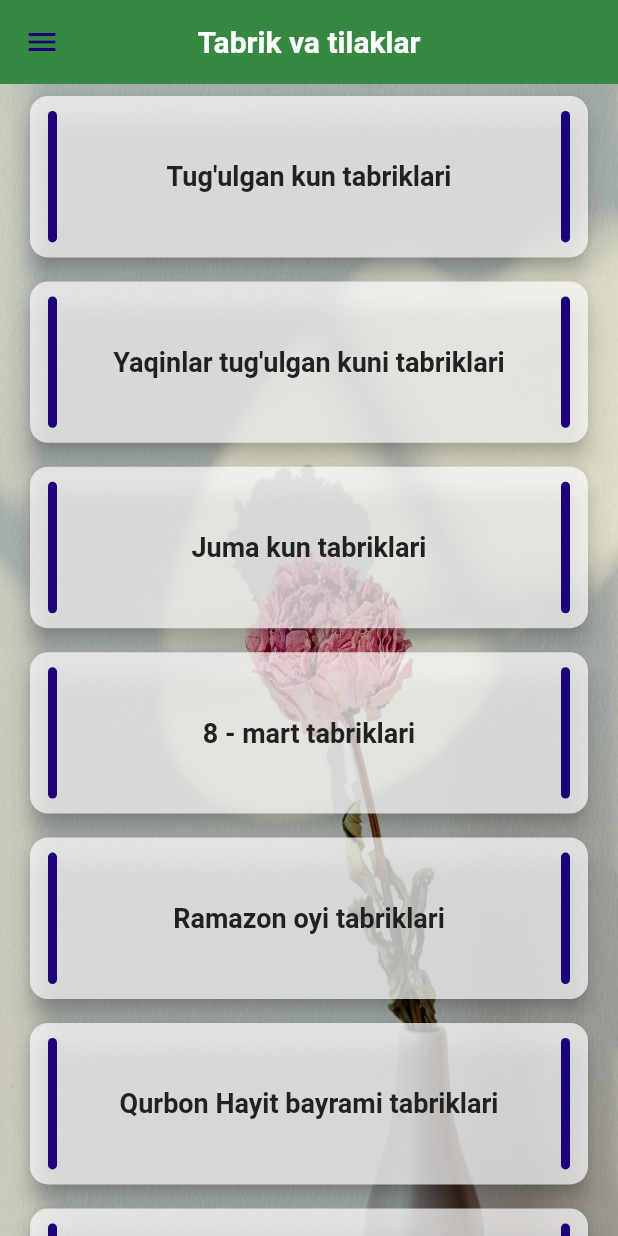
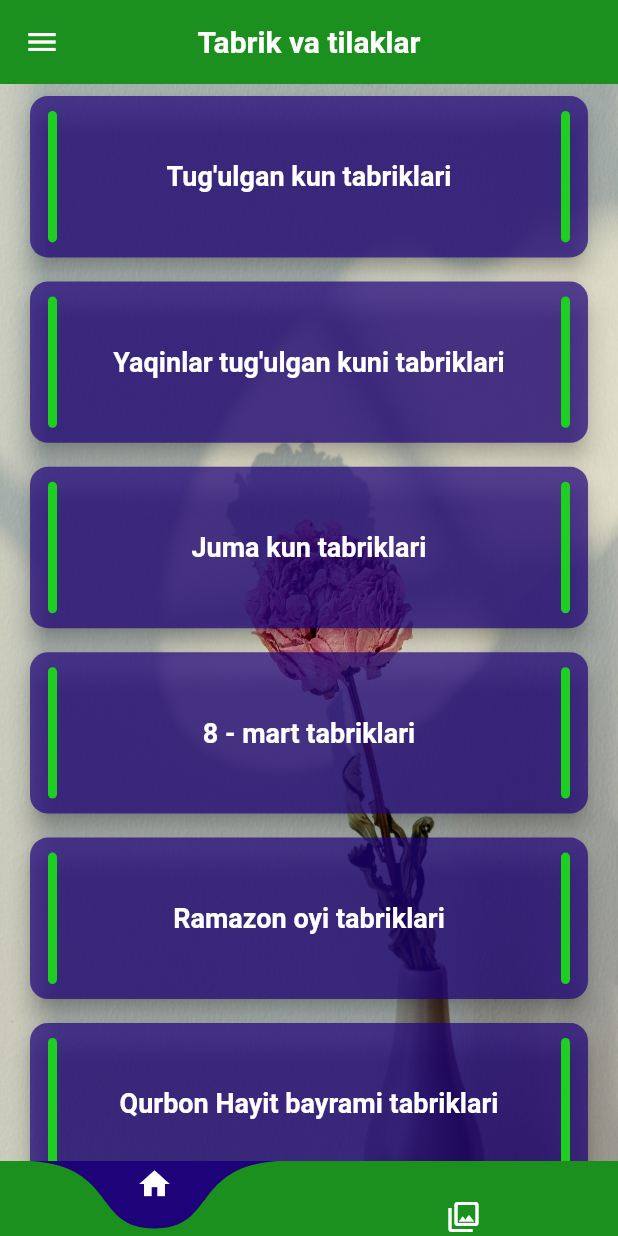
Before and after one commit to AbbosMamadaliyev/tabriknoma-va-tilaklar, a Flutter app: the screen it shows after launch, on a phone screen of 412 x 824 dp. Run offline on Flutter 3.47's test engine with Material 2 defaults, Android fonts, the phone set to English and light mode, and no system bars; drawn by our look-alikes of curved_navigation_bar, flutter_advanced_drawer; our stand-ins replace firebase_core, firebase_database, share_plus, sqflite; accounts and stored records are empty.

Commit message:
added screens

```diff
--- a/lib/main.dart
+++ b/lib/main.dart
@@ -1,11 +1,16 @@
+import 'package:firebase_core/firebase_core.dart';
 import 'package:flutter/material.dart';
 import 'package:provider/provider.dart';
 import 'package:tabriklar/main_navigation.dart';
 import 'package:tabriklar/services/categor_model_provider/categor_model_provider.dart';
 import 'package:tabriklar/services/database/db_service_provider.dart';
 import 'package:tabriklar/services/db_table_model_provider/db_table_model_provider.dart';
+import 'package:tabriklar/services/get_data_from_firebase/get_images_provider.dart';
 
-void main() {
+void main() async {
+  WidgetsFlutterBinding.ensureInitialized();
+  await Firebase.initializeApp();
+
   runApp(
     MultiProvider(
       providers: [
@@ -17,6 +22,9 @@ void main() {
         ),
         ChangeNotifierProvider(
           create: (BuildContext context) => DbTableModelProvider(),
+        ),
+        ChangeNotifierProvider(
+          create: (BuildContext context) => ImageListProvider(),
         ),
       ],
       child: MyApp(),
@@ -37,7 +45,7 @@ class MyApp extends StatelessWidget {
       theme: ThemeData(
         appBarTheme: const AppBarTheme(
           elevation: 0,
-          color: Color(0xff378842),
+          color: Color(0xff1c901e),
         ),
       ),
       initialRoute: mainNavigation.initialRoute(),
--- a/lib/main_navigation.dart
+++ b/lib/main_navigation.dart
@@ -1,5 +1,7 @@
 import 'package:flutter/material.dart';
-import 'package:tabriklar/widgets/home_page/home_page.dart';
+import 'package:tabriklar/widgets/main_screen/main_screen.dart';
+import 'package:tabriklar/widgets/photos_page/category_photos.dart';
+import 'package:tabriklar/widgets/photos_page/photos_page.dart';
 import 'package:tabriklar/widgets/saved_content_page/reading_saved_content.dart';
 import 'package:tabriklar/widgets/saved_content_page/saved_content_page.dart';
 import 'package:tabriklar/widgets/write_content/write_content_page.dart';
@@ -9,23 +11,30 @@ import 'widgets/congratulations/content.dart';
 
 abstract class MainNavigationNames {
   static const home = '/home';
+  static const mainScreen = '/mainScreen';
   static const congratulations = '/congratulations';
   static const content = '/content';
   static const favourites = '/favourites';
   static const writing = '/writing';
   static const readingFavorite = '/reading_favorite';
+  static const photos = '/photos';
+  static const categoryPhotos = '/categoryPhotos';
 }
 
 class MainNavigation {
-  String initialRoute() => MainNavigationNames.home;
+  String initialRoute() => MainNavigationNames.mainScreen;
 
   final routes = <String, Widget Function(BuildContext)>{
-    MainNavigationNames.home: (context) => const HomePage(),
+    MainNavigationNames.mainScreen: (context) => const MainScreen(),
     MainNavigationNames.congratulations: (context) =>
         const CongratulationsWidget(),
     MainNavigationNames.content: (context) => ContentBirthday(),
     MainNavigationNames.favourites: (context) => const SavedContentPage(),
     MainNavigationNames.writing: (context) => WriteContentPage(),
-    MainNavigationNames.readingFavorite: (context) => ReadingSavedContent(),
+    MainNavigationNames.readingFavorite: (context) =>
+        const ReadingSavedContent(),
+    MainNavigationNames.photos: (context) => const PhotosPage(),
+    MainNavigationNames.categoryPhotos: (context) =>
+        const CategorPhotosWidget(),
   };
 }
--- a/lib/widgets/components/custom_card.dart
+++ b/lib/widgets/components/custom_card.dart
@@ -11,7 +11,7 @@ class CustomCard extends StatelessWidget {
       height: MediaQuery.of(context).size.height * 0.15,
       width: double.infinity,
       child: Card(
-        color: const Color(0xfffffff).withOpacity(0.7),
+        color: const Color(0xff1e027a).withOpacity(0.7),
         elevation: 6,
         shape: RoundedRectangleBorder(borderRadius: BorderRadius.circular(12)),
         margin: const EdgeInsets.symmetric(horizontal: 20, vertical: 8),
@@ -22,17 +22,17 @@ class CustomCard extends StatelessWidget {
               width: 6,
               decoration: BoxDecoration(
                 borderRadius: BorderRadius.circular(16),
-                color: const Color(0xff1e027a),
+                color: const Color(0xff1ece20),
               ),
             ),
             Expanded(
               child: Center(
                 child: Text(
                   text,
-                  style: TextStyle(
+                  style: const TextStyle(
                     fontSize: 18,
                     fontWeight: FontWeight.w700,
-                    color: Colors.grey.shade900,
+                    color: Colors.white,
                   ),
                 ),
               ),
@@ -42,7 +42,7 @@ class CustomCard extends StatelessWidget {
               width: 6,
               decoration: BoxDecoration(
                 borderRadius: BorderRadius.circular(16),
-                color: const Color(0xff1e027a),
+                color: const Color(0xff1ece20),
               ),
             ),
           ],
--- a/lib/widgets/congratulations/content.dart
+++ b/lib/widgets/congratulations/content.dart
@@ -74,7 +74,11 @@ class _ContentBirthdayState extends State<ContentBirthday> {
             padding: const EdgeInsets.symmetric(horizontal: 20.0, vertical: 12),
             child: Text(
               congratulation.content,
-              style: const TextStyle(height: 1.3, fontSize: 18),
+              style: const TextStyle(
+                height: 1.3,
+                fontSize: 18,
+                fontWeight: FontWeight.w600,
+              ),
             ),
           ),
         ),
--- a/lib/widgets/home_page/home_page.dart
+++ b/lib/widgets/home_page/home_page.dart
@@ -1,57 +1,21 @@
 import 'package:flutter/material.dart';
-import 'package:flutter_advanced_drawer/flutter_advanced_drawer.dart';
 import 'package:provider/provider.dart';
 import 'package:provider/src/provider.dart';
 import 'package:tabriklar/main_navigation.dart';
 import 'package:tabriklar/services/categor_model_provider/categor_model_provider.dart';
 import 'package:tabriklar/services/database/db_service_provider.dart';
 import 'package:tabriklar/services/db_table_model_provider/db_table_model_provider.dart';
-import 'package:tabriklar/widgets/components/background_home_page.dart';
-import 'package:tabriklar/widgets/components/custom_advanced_drawer.dart';
 
 import '../components/custom_card.dart';
 
-class HomePage extends StatefulWidget {
-  const HomePage({Key? key}) : super(key: key);
-
-  @override
-  _HomePageState createState() => _HomePageState();
-}
-
-class _HomePageState extends State<HomePage> {
-  final _advancedDrawerController = AdvancedDrawerController();
-
-  void _handleMuneButtonPressed() {
-    _advancedDrawerController.showDrawer();
-  }
+class HomePageBody extends StatelessWidget {
+  const HomePageBody({Key? key}) : super(key: key);
 
   @override
   Widget build(BuildContext context) {
     final categories = context.watch<CategoryModelProvider>().categories;
     final dbTables = context.watch<DbTableModelProvider>().dbTables;
-
-    return CustomAdvancedDrawer(
-      advancedDrawerController: _advancedDrawerController,
-      child: Scaffold(
-        appBar: AppBar(
-          leading: IconButton(
-            icon: const Icon(
-              Icons.menu,
-              color: Color(0xff1e027a),
-            ),
-            onPressed: _handleMuneButtonPressed,
-          ),
-          title: const Text(
-            'Tabrik va tilaklar',
-            style: TextStyle(
-              fontSize: 20,
-              fontWeight: FontWeight.w600,
-            ),
-          ),
-          centerTitle: true,
-        ),
-        body: BackgroundHomePage(
-          child: ListView.builder(
+    return ListView.builder(
         physics: const BouncingScrollPhysics(),
         itemCount: dbTables.length,
         itemBuilder: (context, categoryIndex) {
@@ -59,12 +23,12 @@ class _HomePageState extends State<HomePage> {
           var table = dbTables[categoryIndex];
           return GestureDetector(
             onTap: () {
-                    context.read<DbServiceProver>().getData(
-                        where: table.rowName, tableName: table.tableName);
+              context
+                  .read<DbServiceProver>()
+                  .getData(where: table.rowName, tableName: table.tableName);
 
-                    Navigator.of(context).pushNamed(
-                        MainNavigationNames.congratulations,
-                        arguments: {
+              Navigator.of(context)
+                  .pushNamed(MainNavigationNames.congratulations, arguments: {
                 'where': table.rowName,
                 'tableName': table.tableName,
                 'categoryIndex': categoryIndex,
@@ -74,9 +38,6 @@ class _HomePageState extends State<HomePage> {
               text: categories[categoryIndex].category,
             ),
           );
-              }),
-        ),
-      ),
-    );
+        });
   }
 }
--- /dev/null
+++ b/lib/widgets/main_screen/main_screen.dart
@@ -0,0 +1,76 @@
+import 'package:curved_navigation_bar/curved_navigation_bar.dart';
+import 'package:flutter/material.dart';
+import 'package:flutter_advanced_drawer/flutter_advanced_drawer.dart';
+import 'package:tabriklar/widgets/components/background_home_page.dart';
+import 'package:tabriklar/widgets/components/custom_advanced_drawer.dart';
+import 'package:tabriklar/widgets/home_page/home_page.dart';
+import 'package:tabriklar/widgets/photos_page/category_photos.dart';
+
+class MainScreen extends StatefulWidget {
+  const MainScreen({Key? key}) : super(key: key);
+
+  @override
+  _MainScreenState createState() => _MainScreenState();
+}
+
+class _MainScreenState extends State<MainScreen> {
+  final _advancedDrawerController = AdvancedDrawerController();
+  int sectionIndex = 0;
+
+  void _handleMuneButtonPressed() {
+    _advancedDrawerController.showDrawer();
+  }
+
+  @override
+  Widget build(BuildContext context) {
+    return CustomAdvancedDrawer(
+      advancedDrawerController: _advancedDrawerController,
+      child: Scaffold(
+        appBar: AppBar(
+          leading: IconButton(
+            icon: const Icon(
+              Icons.menu,
+              color: Colors.white,
+            ),
+            onPressed: _handleMuneButtonPressed,
+          ),
+          title: const Text(
+            'Tabrik va tilaklar',
+            style: TextStyle(
+              fontSize: 20,
+              fontWeight: FontWeight.w600,
+            ),
+          ),
+          centerTitle: true,
+        ),
+        body: BackgroundHomePage(
+          child: sectionIndex == 0
+              ? const HomePageBody()
+              : const CategorPhotosWidget(),
+        ),
+        bottomNavigationBar: customNavigationBar(),
+      ),
+    );
+  }
+
+  CurvedNavigationBar customNavigationBar() {
+    return CurvedNavigationBar(
+      items: const [
+        Icon(Icons.home, color: Colors.white),
+        Icon(Icons.photo_library_outlined, color: Colors.white),
+      ],
+      index: 0,
+      height: 50,
+      animationCurve: Curves.easeInOut,
+      animationDuration: const Duration(milliseconds: 600),
+      color: const Color(0xff1c901e),
+      backgroundColor: const Color(0xff1e027a),
+      buttonBackgroundColor: Colors.transparent,
+      onTap: (index) {
+        setState(() {
+          sectionIndex = index;
+        });
+      },
+    );
+  }
+}
```
Also changed, not shown: lib/models/images.dart (added, +11 -0 lines), lib/services/get_data_from_firebase/get_images_provider.dart (added, +80 -0 lines), lib/widgets/photos_page/category_photos.dart (added, +92 -0 lines), lib/widgets/photos_page/photos_page.dart (added, +68 -0 lines), pubspec.yaml (+8 -0 lines), assets/images/img.jpg (added), assets/images/new_year.jpg (added), assets/screens/sc1.png (added), assets/screens/sc2.png (added), assets/screens/sc3.png (added), assets/screens/sc4.png (added), assets/screens/sc5.png (added), pubspec.lock, 5 other files. Lines whose indentation alone changed are shown as unchanged.
